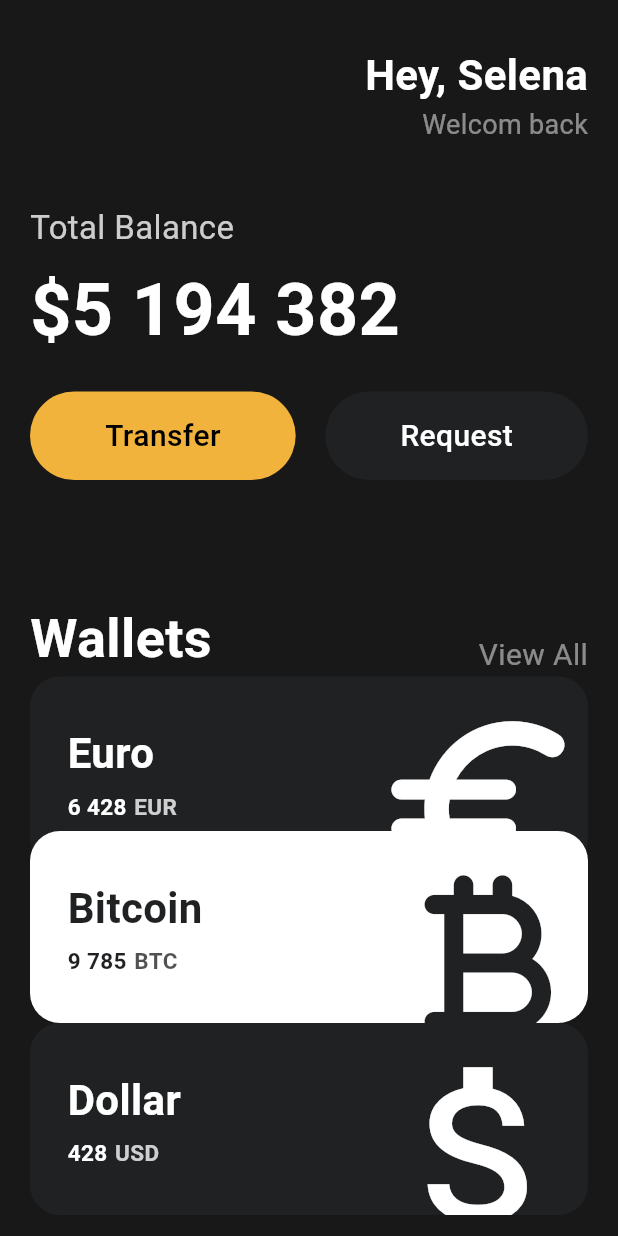
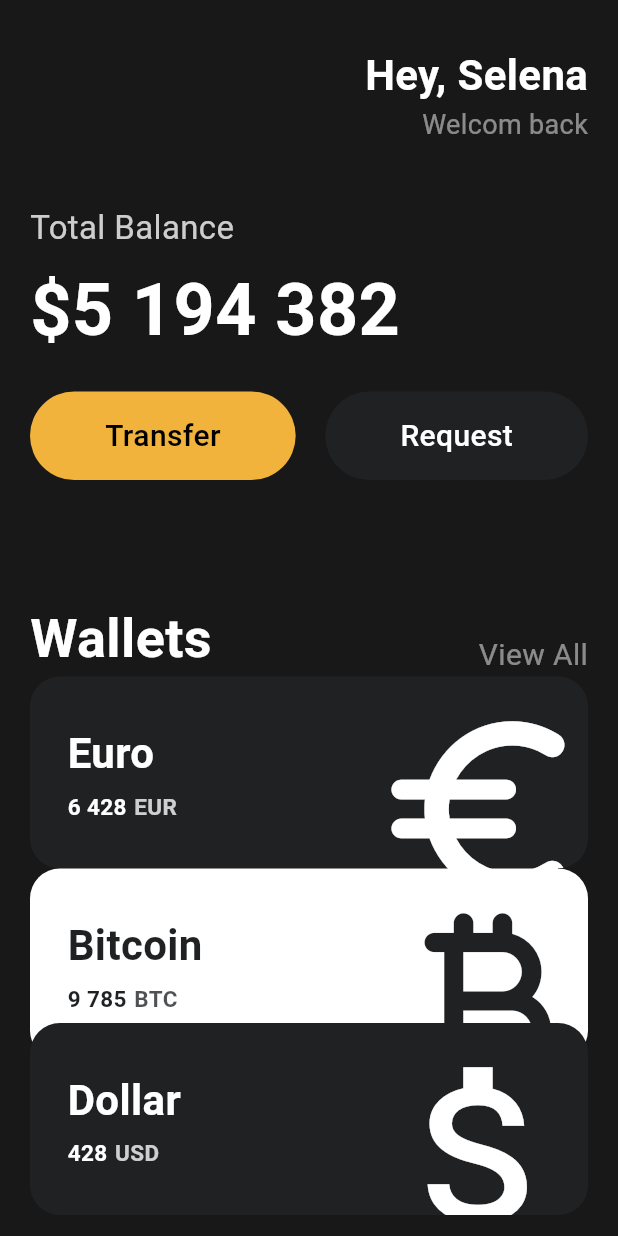
Before and after one commit to no-intel/flutter-toonflix, a Flutter app: the screen it shows after launch, on a phone screen of 412 x 824 dp. Run offline on Flutter 3.47's test engine with Material 3 defaults, Android fonts, the phone set to English and light mode, and no system bars.

Commit message:
card 속성 추가

```diff
--- a/lib/main.dart
+++ b/lib/main.dart
@@ -105,27 +105,24 @@ class App extends StatelessWidget {
                   code: 'EUR',
                   icon: Icons.euro_rounded,
                   isInverted: false,
+                  offset: Offset(0, 0),
                 ),
                 SizedBox(height: 20),
-                Transform.translate(
-                  offset: Offset(0, -45),
-                  child: CurrencyCard(
+                CurrencyCard(
                   name: 'Bitcoin',
                   amount: '9 785',
                   code: 'BTC',
                   icon: Icons.currency_bitcoin_rounded,
                   isInverted: true,
+                  offset: Offset(0, -20),
                 ),
-                ),
-                Transform.translate(
-                  offset: Offset(0, -45),
-                  child: CurrencyCard(
+                CurrencyCard(
                   name: 'Dollar',
                   amount: '428',
                   code: 'USD',
                   icon: Icons.attach_money_outlined,
                   isInverted: false,
-                  ),
+                  offset: Offset(0, -45),
                 ),
               ],
             ),
--- a/lib/widgets/currency_card.dart
+++ b/lib/widgets/currency_card.dart
@@ -4,6 +4,7 @@ class CurrencyCard extends StatelessWidget {
   final String name, code, amount;
   final IconData icon;
   final bool isInverted;
+  final Offset offset;
 
   static const blackColor = Color(0xFF1F2123);
 
@@ -14,11 +15,14 @@ class CurrencyCard extends StatelessWidget {
     required this.amount,
     required this.icon,
     required this.isInverted,
+    required this.offset,
   });
 
   @override
   Widget build(BuildContext context) {
-    return Container(
+    return Transform.translate(
+      offset: offset,
+      child: Container(
         clipBehavior: Clip.hardEdge,
         decoration: BoxDecoration(
           color: isInverted ? Colors.white : blackColor,
@@ -79,6 +83,7 @@ class CurrencyCard extends StatelessWidget {
             ],
           ),
         ),
+      ),
     );
   }
 }
```
Lines whose indentation alone changed are shown as unchanged.
